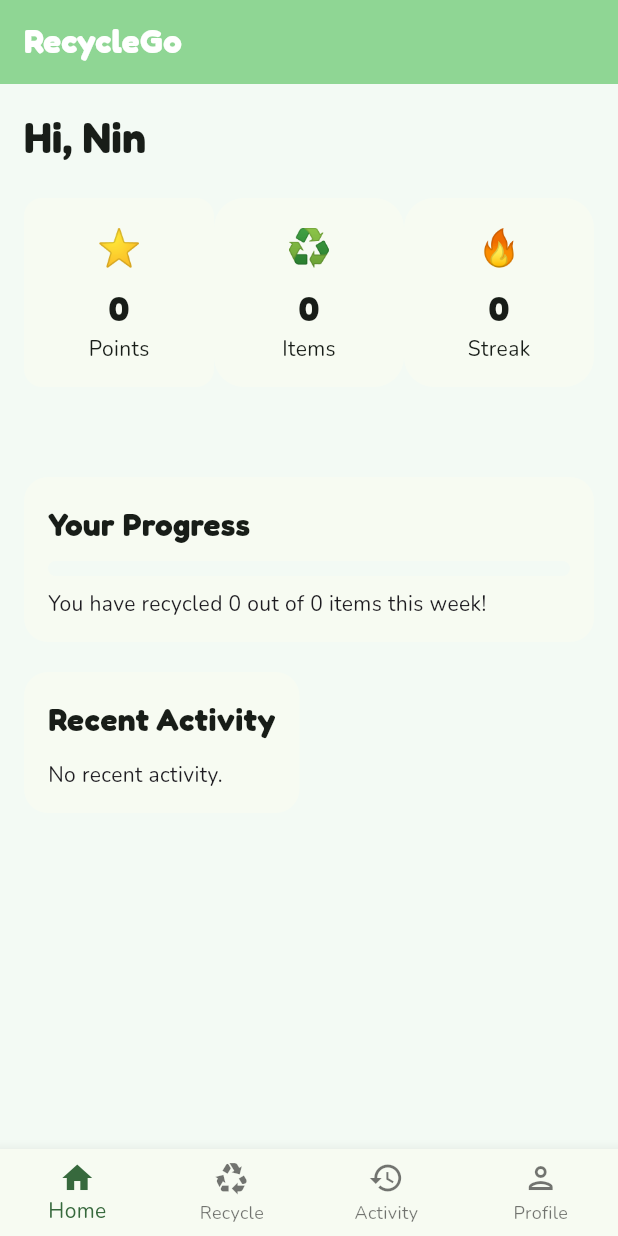
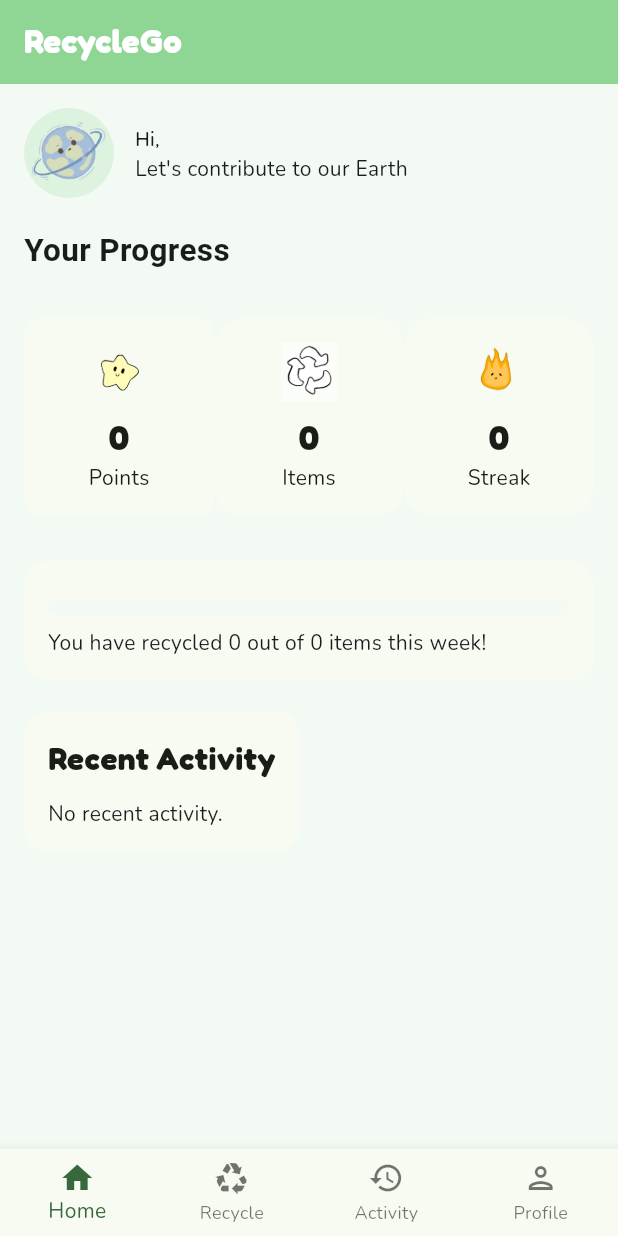
Before and after one commit to Nia-may/RecycleGo_App, a Flutter app: the HomePage screen opened directly with empty values, on a phone screen of 412 x 824 dp. Run offline on Flutter 3.47's test engine with Material 3 defaults, Android fonts, the phone set to English and light mode, and no system bars; our stand-ins replace fl_chart, google_fonts, hive_ce, hive_ce_flutter, image_picker, shared_preferences and 1 more; accounts and stored records are empty.

Commit message:
Updating Home Page UI

```diff
--- a/lib/screens/home_page.dart
+++ b/lib/screens/home_page.dart
@@ -33,6 +33,10 @@ class _HomePageState extends State<HomePage> {
   int streak=0;
   int _selectedIndex=0;
   DateTime? lastRecyclingDate;
+
+  User? get currentUser{
+    return Supabase.instance.client.auth.currentUser;
+  }
 
   late int weeklyGoal;
 @override
@@ -189,16 +193,52 @@ int calculateStreak(List<RecyclingActivity> activities){
         child: Column(
           crossAxisAlignment: CrossAxisAlignment.start,
           children: [
-            Text(
-              'Hi, Nin',
-               style: GoogleFonts.fredoka(
-                fontSize: 28,
-                fontWeight: FontWeight.bold,
-                color: Theme.of(context).colorScheme.onSurface,
-              ),
-         ),
+          Row(
+            crossAxisAlignment: CrossAxisAlignment.center,
+            children: [
+              CircleAvatar(
+              radius: 30,
+              backgroundColor: AppColors.softGreen,
+              backgroundImage: const AssetImage('lib/assets/earth.png'),
+            ),
+
+            const SizedBox(width: 14),
+
+            Column(
+              crossAxisAlignment: CrossAxisAlignment.start,
+              children: [
+                Text(
+                  'Hi, ${currentUser?.userMetadata?['full_name']?? 'there'}',
+                  style: GoogleFonts.fredoka(
+                    fontSize: 14,
+                    color: Theme.of(context).colorScheme.onSurface,
+                  ),
+                ),
+
+                Text(
+                  "Let's contribute to our Earth",
+                  style: GoogleFonts.nunito(
+                    fontSize: 14,
+                    color: Theme.of(context).colorScheme.onSurface,
+                  ),
+                ),
+              ],
+            ),
+            ],
+          ),
 
           const SizedBox(height: 20),
+
+          Text(
+                'Your Progress',
+                 style: GoogleFonts.gochiHand(
+                 fontSize: 21,
+                 fontWeight: FontWeight.bold,
+                 color: Theme.of(context).colorScheme.onSurface,
+                ),
+          ),
+
+          const SizedBox(height: 30),
 
           Row(
             children: [
@@ -210,8 +250,12 @@ int calculateStreak(List<RecyclingActivity> activities){
                     color: Theme.of(context).cardColor,
                   ),
                   child: Column(children: [
-                    Text('⭐',
-                    style: TextStyle(fontSize: 24),),
+                    Image.asset(
+                      'lib/assets/starTrans.png',
+                      width: 40,
+                      height: 40,
+                      fit: BoxFit.contain,
+                    ),
 
                     const SizedBox(height: 6),
 
@@ -238,7 +282,12 @@ int calculateStreak(List<RecyclingActivity> activities){
                     color: Theme.of(context).cardColor,
                   ),
                   child: Column(children: [
-                    const Text('♻️', style: TextStyle(fontSize: 24,),),
+                    Image.asset(
+                      'lib/assets/recycleTrans.png',
+                      width: 40,
+                      height: 40,
+                      fit: BoxFit.contain,
+                    ),
 
                     const SizedBox(height: 6),
 
@@ -264,7 +313,12 @@ int calculateStreak(List<RecyclingActivity> activities){
                     color: Theme.of(context).cardColor,
                   ),
                   child: Column(children: [
-                    const Text('🔥', style: TextStyle(fontSize: 24),),
+                    Image.asset(
+                      'lib/assets/streakTrans.png',
+                      width: 40,
+                      height: 40,
+                      fit: BoxFit.contain,
+                    ),
 
                     const SizedBox(height: 6),
 
@@ -284,7 +338,6 @@ int calculateStreak(List<RecyclingActivity> activities){
             ],
           ),
         const SizedBox(height:30),
-        const SizedBox(height: 30),
 
         Container(
           padding: const EdgeInsets.all(16),
@@ -295,14 +348,6 @@ int calculateStreak(List<RecyclingActivity> activities){
           child: Column(
             crossAxisAlignment: CrossAxisAlignment.start,
             children: [
-              Text(
-                'Your Progress',
-                 style: GoogleFonts.fredoka(
-                 fontSize: 21,
-                 fontWeight: FontWeight.bold,
-                 color: Theme.of(context).colorScheme.onSurface,
-                ),
-              ),
 
                const SizedBox(height: 10),
 
```
Also changed, not shown: pubspec.yaml (+12 -0 lines), lib/assets/DogBin.png (added), lib/assets/catEarth.png (added), lib/assets/earth.png (added), lib/assets/recycle.jpg (added), lib/assets/recycleBin.png (added), lib/assets/recycleTrans.png (added), lib/assets/star.jpg (added), lib/assets/starTrans.png (added), lib/assets/streak.jpg (added), lib/assets/streakTrans.png (added).
